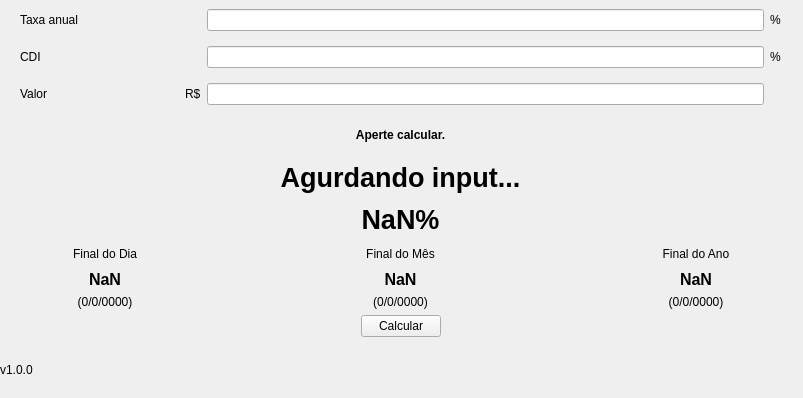
Qt form calculadora.ui (BrenoMartinsDeOliveiraVasconcelos/CDI-Calculadora) before a commit.
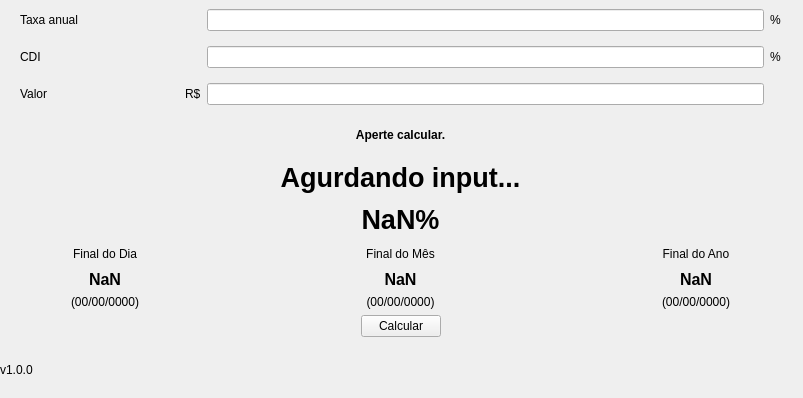
The same form after that commit.

Commit message: Pequena mudança na UI

Patch:
```diff
--- a/calculadora.ui
+++ b/calculadora.ui
@@ -333,7 +333,7 @@
           </font>
          </property>
          <property name="text">
-          <string>(0/0/0000)</string>
+          <string>(00/00/0000)</string>
          </property>
          <property name="alignment">
           <set>Qt::AlignmentFlag::AlignCenter</set>
@@ -343,7 +343,7 @@
        <item row="2" column="2">
         <widget class="QLabel" name="dataMes">
          <property name="text">
-          <string>(0/0/0000)</string>
+          <string>(00/00/0000)</string>
          </property>
          <property name="alignment">
           <set>Qt::AlignmentFlag::AlignCenter</set>
@@ -353,7 +353,7 @@
        <item row="2" column="4">
         <widget class="QLabel" name="dataMes_2">
          <property name="text">
-          <string>(0/0/0000)</string>
+          <string>(00/00/0000)</string>
          </property>
          <property name="alignment">
           <set>Qt::AlignmentFlag::AlignCenter</set>
```
The commit also changes 1 other file.
